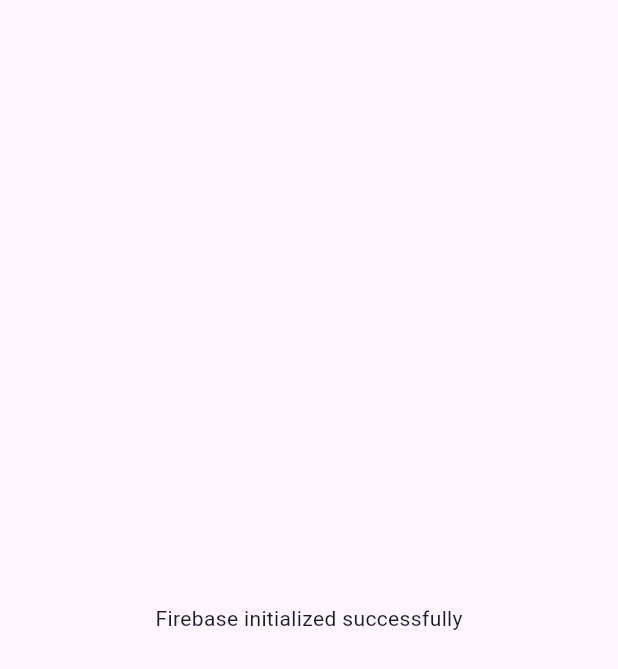
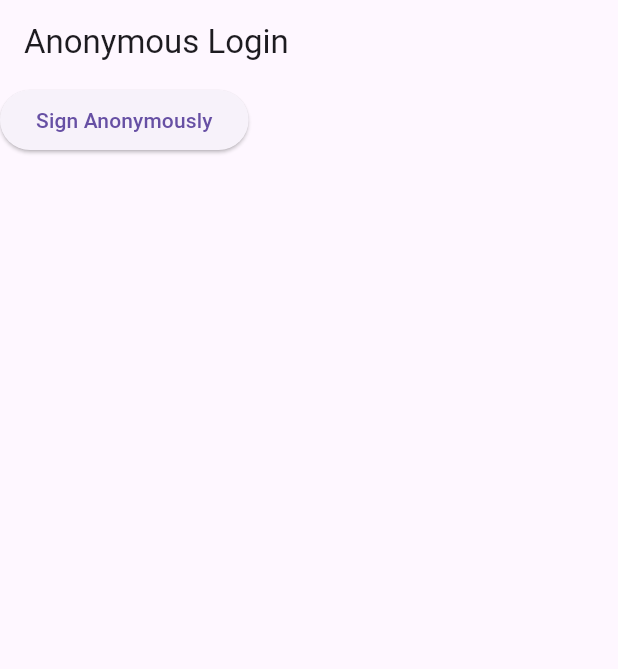
Before and after one commit to malaka96/flutter-auth-project, a Flutter app: the screen it shows after launch, on a phone screen of 412 x 824 dp. Shown: the top 669 px of the screen. Run offline on Flutter 3.47's test engine with Material 3 defaults, Android fonts, the phone set to English and light mode, and no system bars; our stand-ins replace firebase_auth, firebase_core; accounts and stored records are empty.

Commit message:
anonymous signin

```diff
--- a/lib/main.dart
+++ b/lib/main.dart
@@ -1,3 +1,4 @@
+import 'package:auth_tutorial/pages/main_page.dart';
 import 'package:firebase_core/firebase_core.dart';
 import 'package:flutter/material.dart';
 
@@ -13,9 +14,7 @@ class MyApp extends StatelessWidget {
   @override
   Widget build(BuildContext context) {
     return MaterialApp(
-      home: Scaffold(
-        body: Center(child: Text('Firebase initialized successfully')),
-      ),
+      home: MainPage(),
     );
   }
 }
--- /dev/null
+++ b/lib/pages/auth/anonymous.dart
@@ -0,0 +1,34 @@
+import 'package:auth_tutorial/pages/home_page.dart';
+import 'package:auth_tutorial/services/auth_service.dart';
+import 'package:flutter/material.dart';
+
+class Anonymous extends StatelessWidget {
+  const Anonymous({super.key});
+
+  void _signInAnonymously(BuildContext context) async {
+    try {
+      await AuthService().signInAnonymously();
+      if (context.mounted) {
+        Navigator.of(
+          context,
+        ).push(MaterialPageRoute(builder: (context) => HomePage()));
+      }
+    } catch (error) {
+      print('error sign in anonymously from anonymous page $error');
+    }
+  }
+
+
+  @override
+  Widget build(BuildContext context) {
+    return Scaffold(
+      appBar: AppBar(title: Text('Anonymous Login')),
+      body: ElevatedButton(
+        onPressed: () {
+          _signInAnonymously(context);
+        },
+        child: Text('Sign Anonymously'),
+      ),
+    );
+  }
+}
--- /dev/null
+++ b/lib/pages/main_page.dart
@@ -0,0 +1,13 @@
+import 'package:auth_tutorial/pages/auth/anonymous.dart';
+import 'package:flutter/material.dart';
+
+class MainPage extends StatelessWidget {
+  const MainPage({super.key});
+
+  @override
+  Widget build(BuildContext context) {
+    return Scaffold(
+      body: Anonymous(),
+    );
+  }
+}
--- /dev/null
+++ b/lib/services/auth_service.dart
@@ -0,0 +1,22 @@
+import 'package:firebase_auth/firebase_auth.dart';
+
+class AuthService {
+  final FirebaseAuth _auth = FirebaseAuth.instance;
+
+  Future<void> signInAnonymously() async {
+    try {
+      final userCredentail = await _auth.signInAnonymously();
+      final user = userCredentail.user;
+
+      if (user != null) {
+        print('singed in anonmymously ${user.uid}');
+      }
+    } catch (error) {
+      print('error sing in anonymously $error');
+    }
+  }
+
+  User? getCurrentUser() {
+    return _auth.currentUser;
+  }
+}
```
Also changed, not shown: lib/pages/home_page.dart (added, +20 -0 lines).
